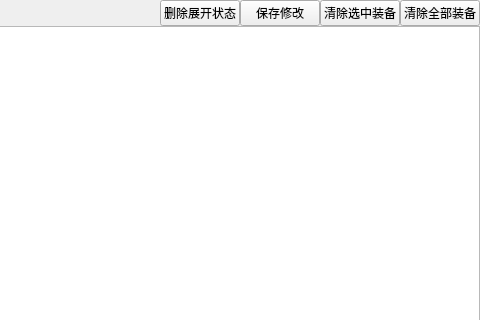
This is widgets/strengthDisturb/inquiry_result.ui in Belos10/Equip as Qt 5 draws it before an edit; both pictures show x 496 to 976 and y 0 to 320 of the 976 by 777 pixel window. The edited form follows.
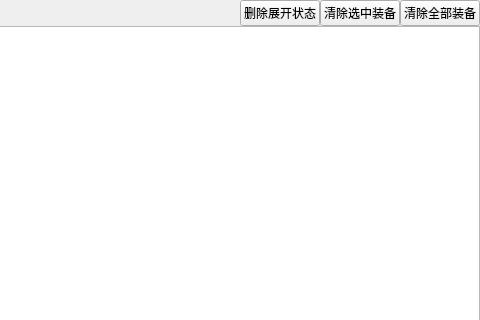
This is the edited form.

Diff of the .ui file:
```diff
--- a/widgets/strengthDisturb/inquiry_result.ui
+++ b/widgets/strengthDisturb/inquiry_result.ui
@@ -100,13 +100,6 @@
           </property>
          </widget>
         </item>
-        <item>
-         <widget class="QPushButton" name="pb_save">
-          <property name="text">
-           <string>保存修改</string>
-          </property>
-         </widget>
-        </item>
         <item>
          <widget class="QPushButton" name="pb_clearCheck">
           <property name="text">
```
